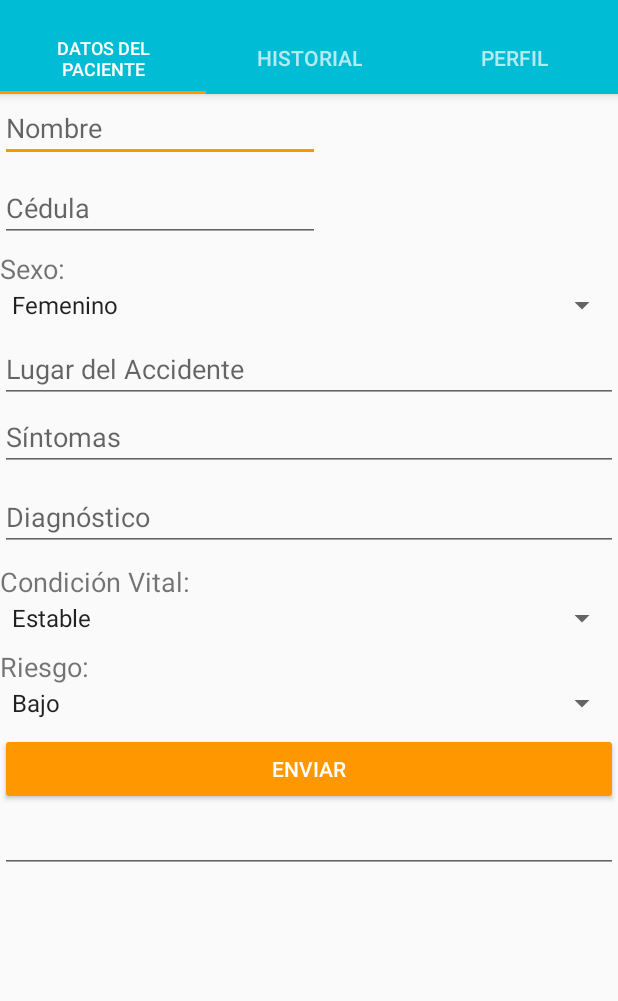
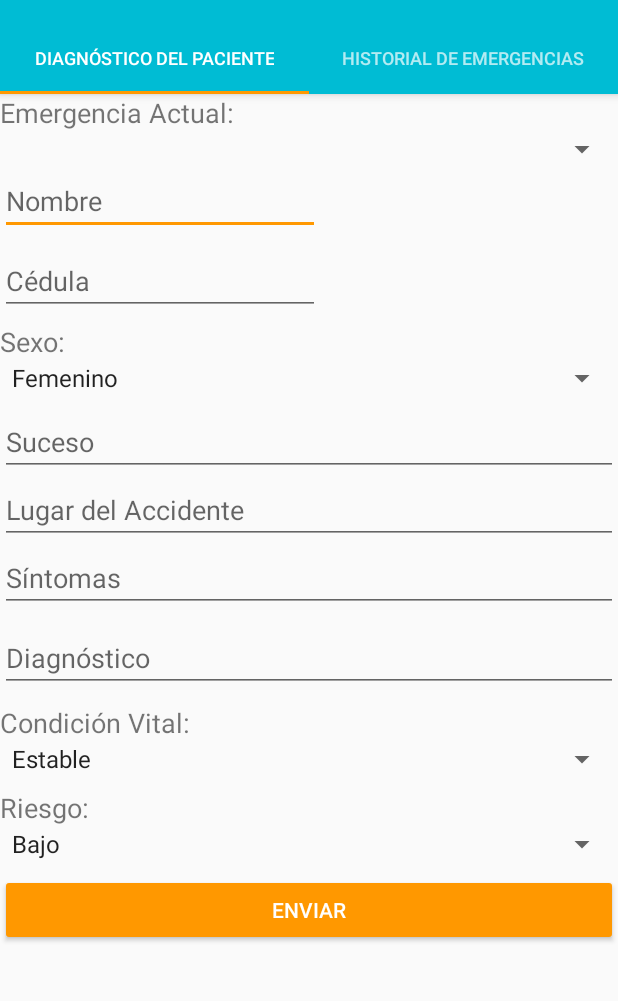
Before and after one commit to kornofilo/DS6-SATEM, an Android app: the screen it shows after launch once a user with an empty profile is signed in (MainActivity), on a phone screen of 412 x 824 dp, the part 74-1075 px from its top. Run offline under Robolectric (Android 15) with nearby library versions, the phone set to English and light mode, and no system bars; our stand-ins replace Firebase (no records; nobody signed in at launch, a user with empty details on screens opened directly).

Commit message:
SATEM APP - SET CURRENT AMBULANCE 5 + UI IMPROVEMENTS

```diff
--- a/SATEMapp/app/src/main/java/com/example/r_2g_/satemapp/MainActivity.java
+++ b/SATEMapp/app/src/main/java/com/example/r_2g_/satemapp/MainActivity.java
@@ -56,13 +56,14 @@ public class MainActivity extends AppCompatActivity{
 
     private SectionsPagerAdapter mSectionsPagerAdapter;
     private static ViewPager mViewPager;
+    static SharedPreferences pref;
 
     @Override
     protected void onCreate(Bundle savedInstanceState) {
 
         super.onCreate(savedInstanceState);
         //Verificamos el tema seleccionado por el usuario
-        SharedPreferences pref = PreferenceManager.getDefaultSharedPreferences(this);
+        pref = PreferenceManager.getDefaultSharedPreferences(this);
 
         boolean tema = pref.getBoolean("nightMode_switch", false);
 
@@ -163,6 +164,47 @@ public class MainActivity extends AppCompatActivity{
             switch (getArguments().getInt(ARG_SECTION_NUMBER)){
                 case 1: {
                     rootView = inflater.inflate(R.layout.fragment_main, container, false);
+                    fillTabDiagnostico(rootView);
+
+                }
+
+
+                break;
+
+                case 2: {
+                    rootView = inflater.inflate(R.layout.fragment_historial, container, false);
+                    fillTab2(rootView);
+
+
+                    //Inicializamos la Clase Emergencias.
+
+
+
+
+
+                }
+                break;
+
+                //En el case #3, cargamos el fragment que contendrá el perfil del usuario logueado.
+                case 3: {
+                    rootView = inflater.inflate(R.layout.fragment_profile, container, false);
+                    //Recuperamos los datos del usuario logueado y lo seteamos a su determinado Textview.
+                    if (user != null) {
+                        String email = user.getEmail();
+                        TextView emailTV;
+                        emailTV = (TextView) rootView.findViewById(R.id.textViewEmailLog);
+                        emailTV.setText(email);
+                    }
+
+            }
+                break;
+            }//Fin Switch-Case.
+
+            return rootView;
+
+        }
+
+        private void fillTabDiagnostico(View rootView) {
             //Extraemos los valores en los Textviews y Spinners
 
             //EditTexts
@@ -233,66 +275,16 @@ public class MainActivity extends AppCompatActivity{
                 }
             });
 
-
-                    //Inicializamos la Clase Emergencias.
-
-
-
-
-
-                }
-                break;
-                case 2: {
-                    rootView = inflater.inflate(R.layout.fragment_historial, container, false);
-                    fillTab2(rootView);
-
-                }
-
-
-                break;
-                //En el case #3, cargamos el fragment que contendrá el perfil del usuario logueado.
-                case 3: {
-                    rootView = inflater.inflate(R.layout.fragment_profile, container, false);
-                    //Recuperamos los datos del usuario logueado y lo seteamos a su determinado Textview.
-                    if (user != null) {
-                        String email = user.getEmail();
-                        TextView emailTV;
-                        emailTV = (TextView) rootView.findViewById(R.id.textViewEmailLog);
-                        emailTV.setText(email);
-                    }
-
-            }
-                break;
-            }//Fin Switch-Case.
-
-            return rootView;
-
-        }
-
-        void fillTab2(View rootView) {
-            DatabaseReference ambulanceRef = FirebaseDatabase.getInstance().getReference();
-            Query getDataQuery = ambulanceRef.child("users/").child(user.getUid());
-            getDataQuery.addListenerForSingleValueEvent(new ValueEventListener() {
-                @Override
-                public void onDataChange(DataSnapshot dataSnapshot) {
-
-                    ambulancia = dataSnapshot.child("ambulancia").getValue().toString();
-                    System.out.println(ambulancia);
-
         }
 
 
 
-                @Override
-                public void onCancelled(DatabaseError error) {
-                    // Failed to read value
-                    System.out.println("Failed to read value." + error.toException());
-                }
-            });
-            System.out.println(user.getUid() +" ambulancia: " + ambulancia);
+        void fillTab2(View rootView) {
+
             final View finalRootView1 = rootView;
-
-            Query emergenciasQuery = myRef.orderByChild("numAmbulancia").equalTo(ambulancia);
+            String miAmbulancia =  pref.getString("setAmbulancia",null);
+            System.out.println(miAmbulancia);
+            Query emergenciasQuery = myRef.orderByChild("numAmbulancia").equalTo(miAmbulancia);
             emergenciasQuery.addValueEventListener(new ValueEventListener() {
                 @Override
                 public void onDataChange(DataSnapshot dataSnapshot) {
@@ -314,7 +306,8 @@ public class MainActivity extends AppCompatActivity{
                             String resumen =
                                      "#" + ds.getKey() + "\n"
                                      + "-Suceso: " +  ds.child("suceso").getValue().toString() + "\n"
-                                     + "-Lugar: " +  ds.child("lugarAccidente").getValue().toString();
+                                     + "-Lugar: " +  ds.child("lugarAccidente").getValue().toString() + "\n"
+                                             + "-Fecha: " + ds.child("fechaRegistro").getValue().toString();
 
                             mylist.add(resumen);
                             System.out.println(ds.child("lugarAccidente").getValue());
@@ -359,7 +352,7 @@ public class MainActivity extends AppCompatActivity{
         @Override
         public int getCount() {
             // Show 3 total pages.
-            return 3;
+            return 2;
         }
 
         //Setemos los nombres de las pestañas.
@@ -367,11 +360,9 @@ public class MainActivity extends AppCompatActivity{
         public CharSequence getPageTitle(int position) {
             switch (position) {
                 case 0:
-                    return "Datos del Paciente";
+                    return "Diagnóstico del Paciente";
                 case 1:
-                    return "Historial";
-                case 2:
-                    return "Perfil";
+                    return "Historial de Emergencias";
             }
             return null;
         }//Fin getPageTitle.
--- a/SATEMapp/app/src/main/res/layout/fragment_main.xml
+++ b/SATEMapp/app/src/main/res/layout/fragment_main.xml
@@ -1,13 +1,28 @@
 <?xml version="1.0" encoding="utf-8"?>
 <ScrollView xmlns:android="http://schemas.android.com/apk/res/android"
     android:layout_width="match_parent"
-    android:layout_height="match_parent" >
+    android:layout_height="match_parent"
+    android:fillViewport="false"
+    android:visibility="visible">
 
     <LinearLayout
         android:layout_width="match_parent"
         android:layout_height="match_parent"
         android:orientation="vertical">
 
+
+        <TextView
+            android:id="@+id/textViewEmergencia"
+            android:layout_width="match_parent"
+            android:layout_height="wrap_content"
+            android:text="@string/emergenciaActual"
+            android:textSize="18sp" />
+
+        <Spinner
+            android:id="@+id/spinnerEmergencias"
+            android:layout_width="match_parent"
+            android:layout_height="wrap_content"
+            android:spinnerMode="dialog" />
 
         <EditText
             android:id="@+id/editTextNombrePaciente"
@@ -41,6 +56,14 @@
             android:layout_marginBottom="8dp"
             android:entries="@array/sexoOpts"
             android:spinnerMode="dialog" />
+
+        <EditText
+            android:id="@+id/editTextSuceso"
+            android:layout_width="match_parent"
+            android:layout_height="wrap_content"
+            android:ems="10"
+            android:hint="@string/suceso"
+            android:inputType="textPersonName" />
 
         <EditText
             android:id="@+id/editTextLugar"
@@ -105,12 +128,12 @@
             android:layout_height="wrap_content"
             android:text="@string/enviar" />
 
-        <EditText
-            android:id="@+id/editText2"
+        <TextView
+            android:id="@+id/textView3"
             android:layout_width="match_parent"
             android:layout_height="wrap_content"
-            android:ems="10"
-            android:inputType="textPersonName" />
+            android:text="TextView"
+            android:visibility="invisible" />
 
     </LinearLayout>
 </ScrollView>
--- a/SATEMapp/app/src/main/res/menu/menu_main.xml
+++ b/SATEMapp/app/src/main/res/menu/menu_main.xml
@@ -8,6 +8,11 @@
         android:title="@string/action_settings"
         app:showAsAction="never" />
     <item
+        android:id="@+id/action_profile"
+        android:orderInCategory="100"
+        android:title="@string/action_profle"
+        app:showAsAction="never" />
+    <item
         android:id="@+id/action_logout"
         android:orderInCategory="100"
         android:title="@string/logout"
--- a/SATEMapp/app/src/main/res/values/strings.xml
+++ b/SATEMapp/app/src/main/res/values/strings.xml
@@ -69,6 +69,9 @@
 
     <string name="logout">Cerrar Sesión</string>
     <string name="lugar">Lugar del Accidente</string>
+    <string name="emergenciaActual">Emergencia Actual:</string>
+    <string name="suceso">Suceso</string>
+    <string name="action_profle">Mi Perfil</string>
 
 
 </resources>
```
Lines whose indentation alone changed are shown as unchanged.
